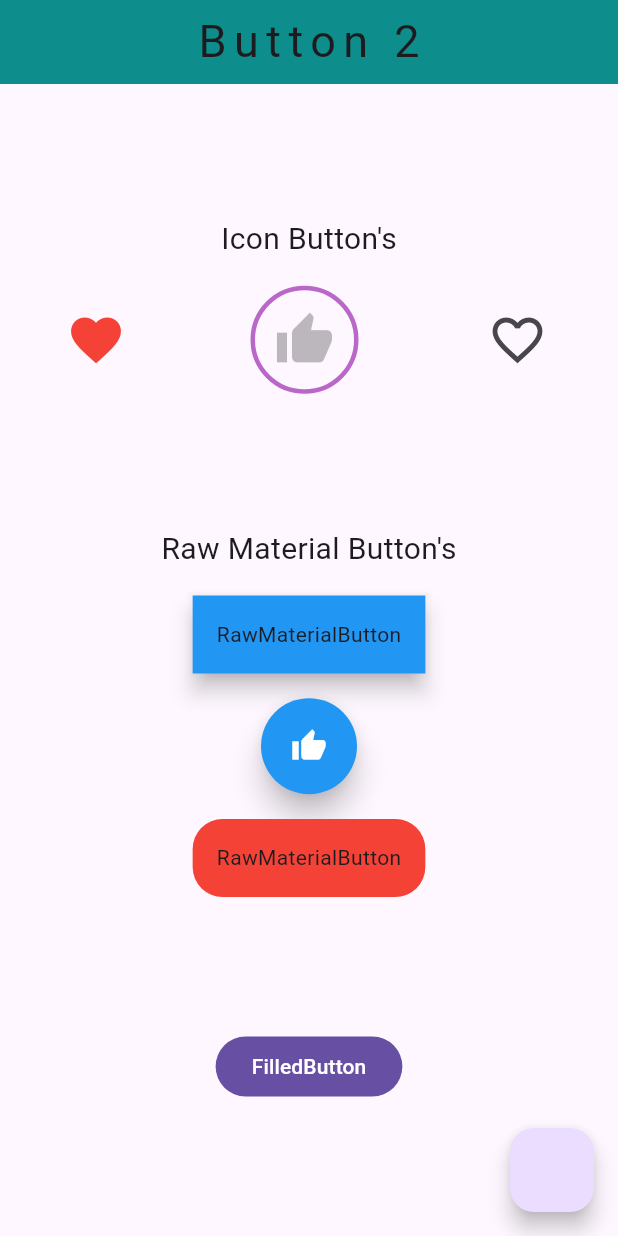
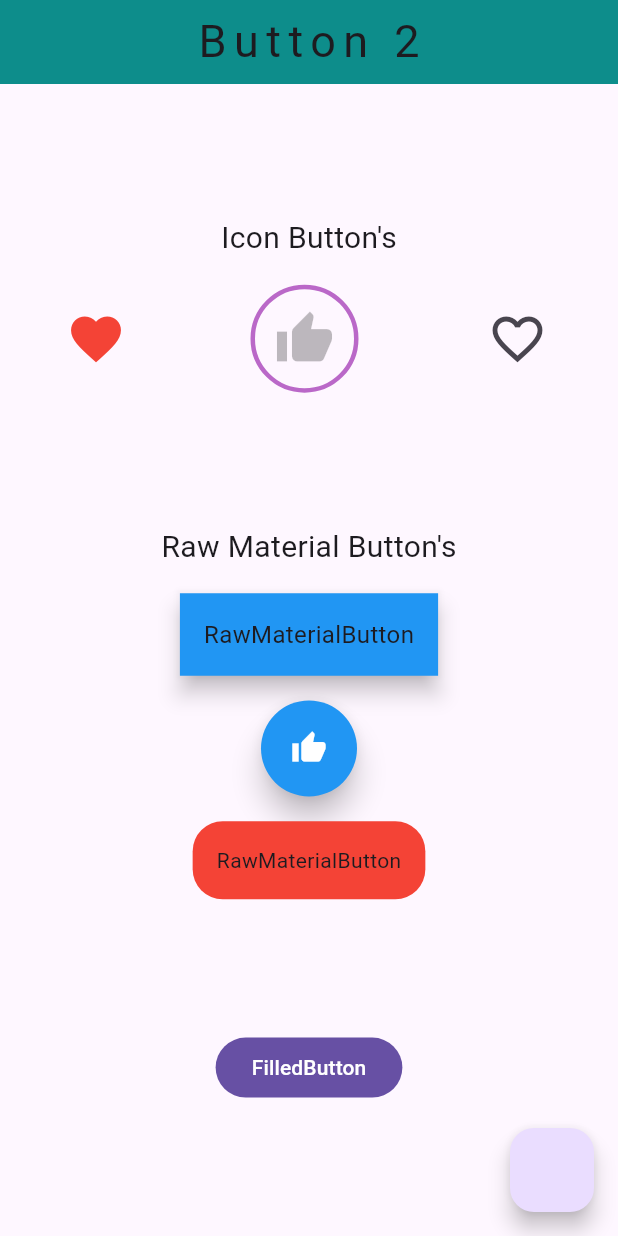
Before and after one commit to Ratndeep1999/buttons, a Flutter app: the screen it shows after launch, on a phone screen of 412 x 824 dp. Run offline on Flutter 3.47's test engine with Material 3 defaults, Android fonts, the phone set to English and light mode, and no system bars.

Commit message:
icon button, toggle icon button add, icon button with style attribute, Raw material button, circular raw material button with icon, material button with rounded corners,

```diff
--- a/lib/buttons2.dart
+++ b/lib/buttons2.dart
@@ -179,7 +179,7 @@ class _Buttons2State extends State<Buttons2> {
                     materialTapTargetSize: MaterialTapTargetSize.shrinkWrap,
                     // Duration of shape/color/elevation animations
                     animationDuration: Duration(milliseconds: 800),
-                    child: Text('RawMaterialButton'),
+                    child: Text('RawMaterialButton', style: TextStyle(fontSize: 16.0),),
                   ),
                   SizedBox(height: MediaQuery.of(context).size.height * 0.02),
 
```
